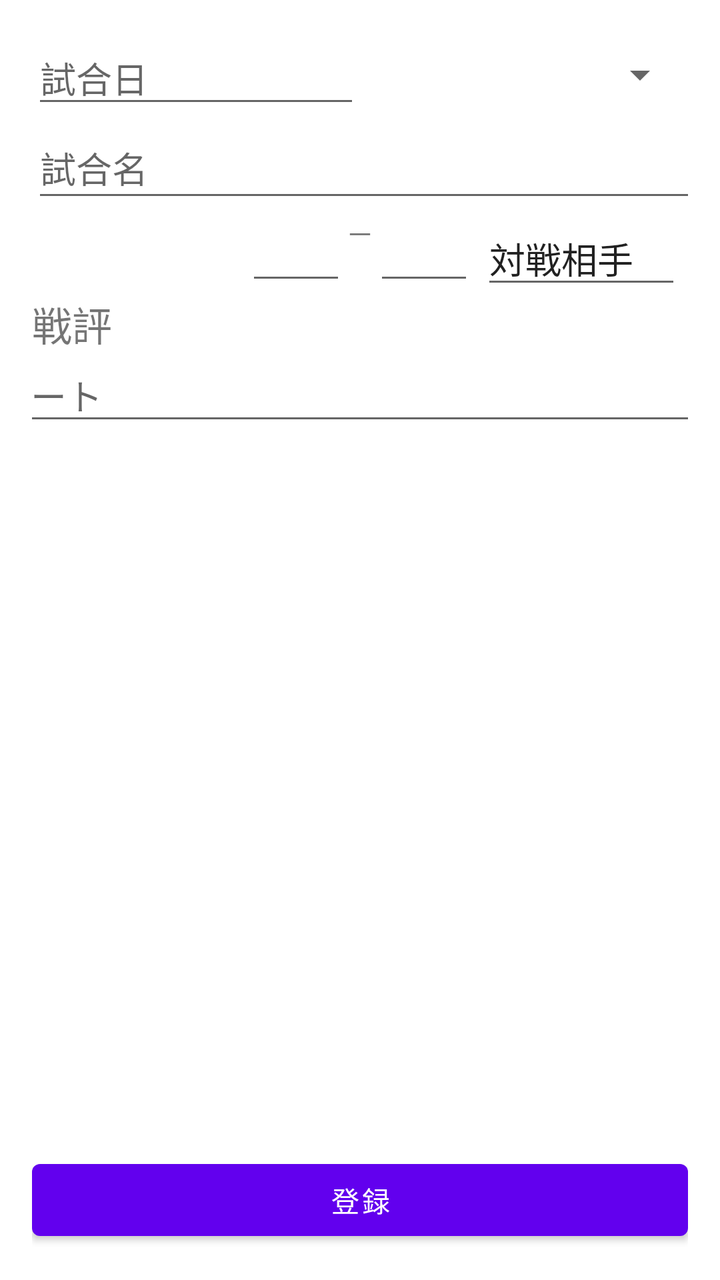
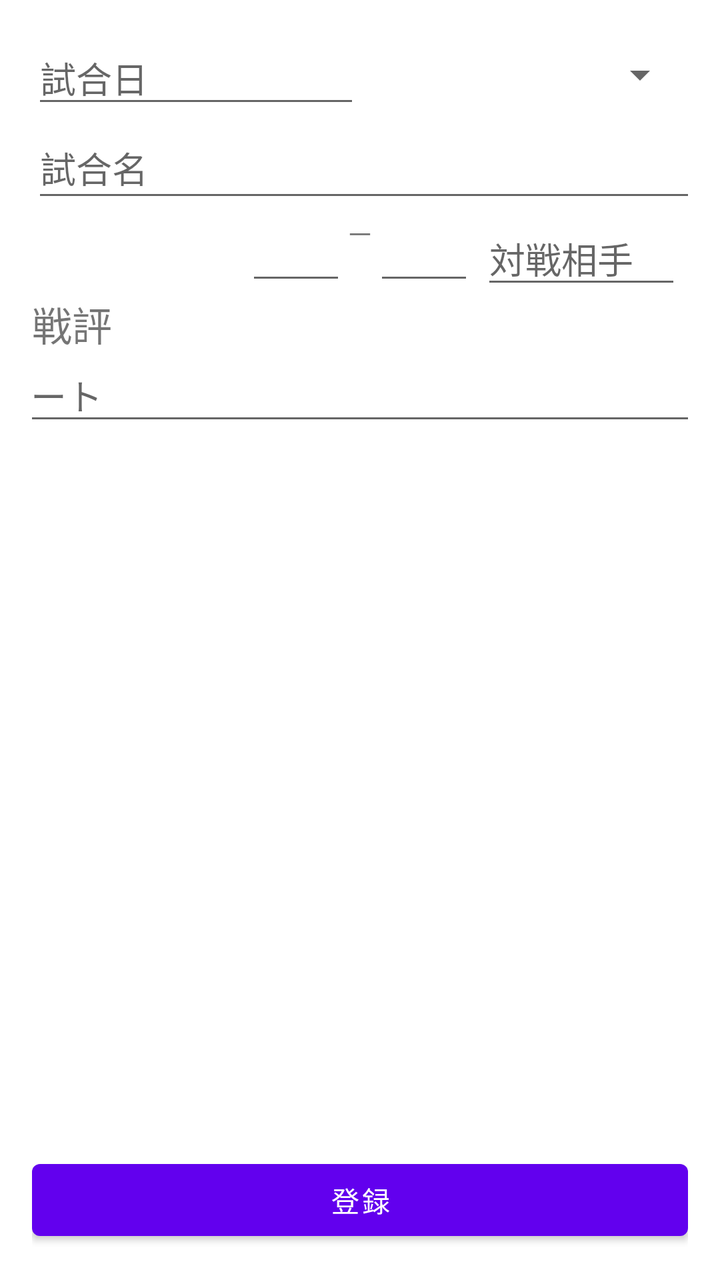

An Android layout rendered at two revisions. The XML below is the earlier revision; the diff shows what the commit changed to produce the second picture.
<!-- AndroidManifest.xml: application theme Theme.Tennisnote -->
<!-- res/layout/fragment_note.xml -->
<?xml version="1.0" encoding="utf-8"?>
<layout>
    <androidx.constraintlayout.widget.ConstraintLayout
        xmlns:android="http://schemas.android.com/apk/res/android"
        xmlns:app="http://schemas.android.com/apk/res-auto"
        xmlns:tools="http://schemas.android.com/tools"
        android:layout_width="match_parent"
        android:layout_height="match_parent"
        android:padding="16dp">

        <TextView
            android:id="@+id/match_date_id"
            android:layout_width="wrap_content"
            android:layout_height="wrap_content"
            android:visibility="gone"
            app:layout_constraintLeft_toLeftOf="parent"
            app:layout_constraintBottom_toBottomOf="parent"
            app:layout_constraintTop_toTopOf="parent"
            app:layout_constraintTop_toBottomOf="parent"
            />
        <TextView
            android:id="@+id/match_id"
            android:layout_width="wrap_content"
            android:layout_height="wrap_content"
            android:visibility="gone"
            app:layout_constraintLeft_toLeftOf="parent"
            app:layout_constraintBottom_toBottomOf="parent"
            app:layout_constraintTop_toTopOf="parent"
            app:layout_constraintTop_toBottomOf="parent"
            />

        <EditText
            android:id="@+id/match_date"
            android:layout_width="0dp"
            android:layout_height="43dp"
            android:hint="@string/note_match_date"
            android:inputType="none"
            app:layout_constraintEnd_toStartOf="@+id/match_type"
            app:layout_constraintStart_toStartOf="parent"
            app:layout_constraintTop_toTopOf="parent"
            app:layout_constraintWidth_percent="0.5" />

        <Spinner
            android:id="@+id/match_type"
            android:layout_width="0dp"
            android:layout_height="43dp"
            app:layout_constraintEnd_toEndOf="parent"
            app:layout_constraintStart_toEndOf="@+id/match_date"
            app:layout_constraintTop_toTopOf="parent"
            app:layout_constraintWidth_percent="0.5" />

        <EditText
            android:id="@+id/match_name"
            android:layout_width="379dp"
            android:layout_height="47dp"
            android:ems="10"
            android:hint="@string/note_match_name"
            android:inputType="text"
            app:layout_constraintStart_toStartOf="@+id/match_date"
            app:layout_constraintTop_toBottomOf="@+id/match_date" />

        <EditText
            android:id="@+id/score_self"
            android:layout_width="50dp"
            android:layout_height="wrap_content"
            android:ems="10"
            android:inputType="number"
            app:layout_constraintTop_toBottomOf="@id/match_name"
            app:layout_constraintStart_toStartOf="parent"
            app:layout_constraintEnd_toStartOf="@+id/score_hyphen"
            app:layout_constraintHorizontal_chainStyle="packed"
            app:layout_constraintHorizontal_bias="0.5" />

        <TextView
            android:id="@+id/score_hyphen"
            android:layout_width="wrap_content"
            android:layout_height="wrap_content"
            android:text="－"
            app:layout_constraintStart_toEndOf="@+id/score_self"
            app:layout_constraintEnd_toStartOf="@+id/score_opponent"
            app:layout_constraintTop_toBottomOf="@id/match_name" />

        <EditText
            android:id="@+id/score_opponent"
            android:layout_width="50dp"
            android:layout_height="wrap_content"
            android:ems="10"
            android:inputType="number"
            app:layout_constraintStart_toEndOf="@+id/score_hyphen"
            app:layout_constraintEnd_toEndOf="parent"
            app:layout_constraintTop_toBottomOf="@id/match_name" />

        <EditText
            android:id="@+id/opponent"
            android:layout_width="100dp"
            android:layout_height="wrap_content"
            android:text="対戦相手"
            app:layout_constraintStart_toEndOf="@id/score_opponent"
            app:layout_constraintEnd_toEndOf="parent"
            app:layout_constraintTop_toBottomOf="@id/match_name" />
            />

        <TextView
            android:id="@+id/title_look_back"
            android:layout_width="wrap_content"
            android:layout_height="wrap_content"
            android:textSize="20dp"
            android:text="@string/note_title_look_back"
            app:layout_constraintStart_toStartOf="@+id/match_date"
            app:layout_constraintTop_toBottomOf="@id/score_self"/>

        <EditText
            android:id="@+id/looking_back_game"
            android:layout_width="374dp"
            android:layout_height="41dp"
            android:ems="10"
            android:inputType="text"
            android:hint="@string/note_look_back"
            app:layout_constraintEnd_toEndOf="parent"
            app:layout_constraintHorizontal_bias="0.5"
            app:layout_constraintStart_toStartOf="parent"
            app:layout_constraintTop_toBottomOf="@id/title_look_back" />

        <Button
            android:id="@+id/register_button"
            android:layout_width="match_parent"
            android:layout_height="wrap_content"
            android:text="登録"
            app:layout_constraintStart_toStartOf="parent"
            app:layout_constraintBottom_toBottomOf="parent"
            app:layout_constraintEnd_toEndOf="parent"
            />
    </androidx.constraintlayout.widget.ConstraintLayout>
</layout>
<!-- resources referenced by this layout -->
<resources>
  <string name="note_look_back">ノート</string>
  <string name="note_match_date">試合日</string>
  <string name="note_match_name">試合名</string>
  <string name="note_title_look_back">戦評</string>
  <style name="Theme.Tennisnote" parent="Theme.MaterialComponents.DayNight.DarkActionBar">
          
          <item name="colorPrimary">@color/purple_500</item>
          <item name="colorPrimaryVariant">@color/purple_700</item>
          <item name="colorOnPrimary">@color/white</item>
          
          <item name="colorSecondary">@color/teal_200</item>
          <item name="colorSecondaryVariant">@color/teal_700</item>
          <item name="colorOnSecondary">@color/black</item>
          
          <item name="android:statusBarColor">?attr/colorPrimaryVariant</item>
          
      </style>
  <color name="purple_500">#FF6200EE</color>
  <color name="purple_700">#FF3700B3</color>
  <color name="white">#FFFFFFFF</color>
  <color name="teal_200">#FF03DAC5</color>
  <color name="teal_700">#FF018786</color>
  <color name="black">#FF000000</color>
</resources>

<!-- the commit's change to res/layout/fragment_note.xml (unified diff, before → after) -->
@@ -94,7 +94,7 @@
             android:id="@+id/opponent"
             android:layout_width="100dp"
             android:layout_height="wrap_content"
-            android:text="対戦相手"
+            android:hint="対戦相手"
             app:layout_constraintStart_toEndOf="@id/score_opponent"
             app:layout_constraintEnd_toEndOf="parent"
             app:layout_constraintTop_toBottomOf="@id/match_name" />
